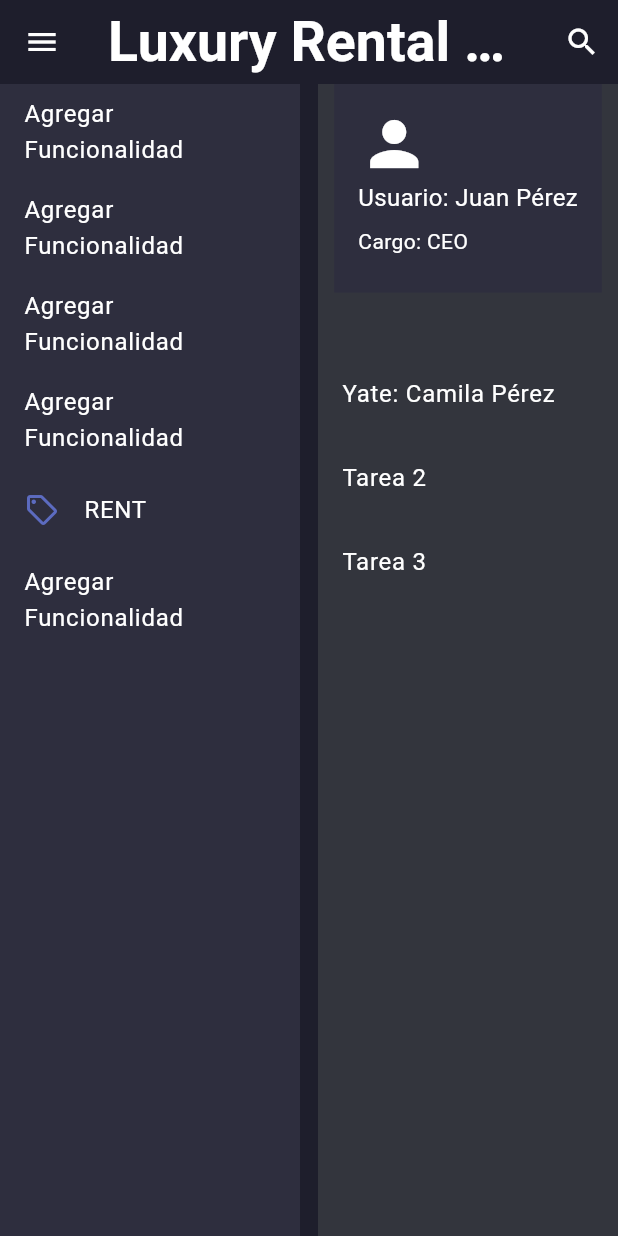
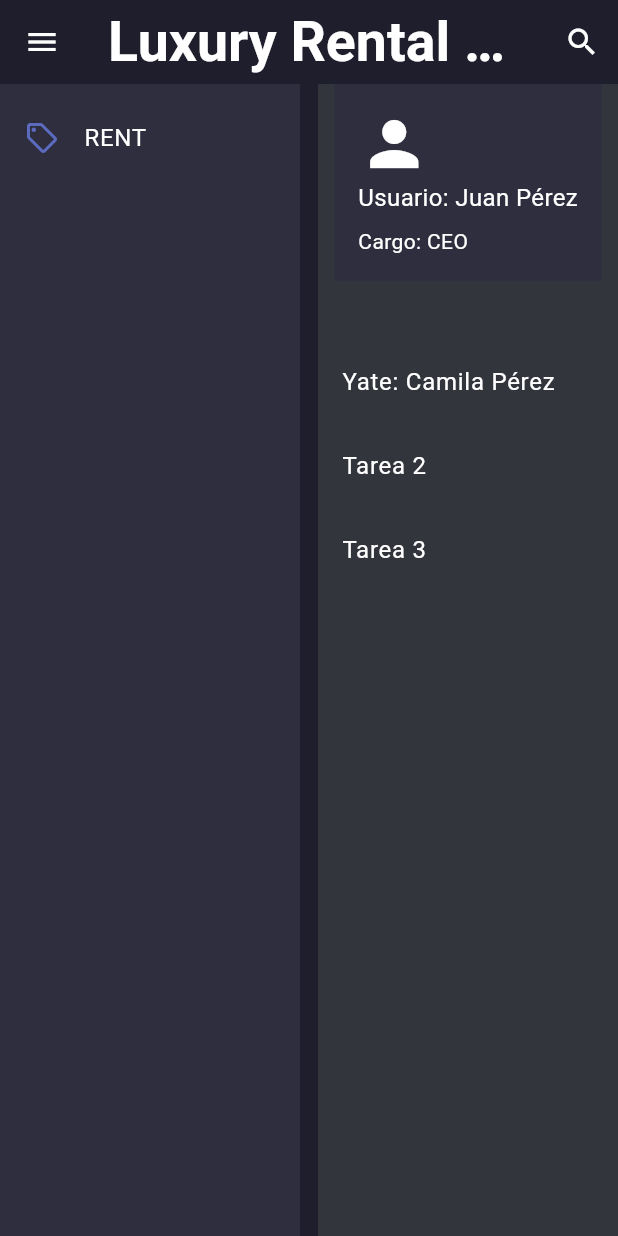
Before and after one commit to ISCOUTB/DG-LuxuryRental, a Flutter app: the screen it shows after launch, after a tap on the "login" icon, after a tap on "Sign In", on a phone screen of 412 x 824 dp. Run offline on Flutter 3.47's test engine with Material 3 defaults, Android fonts, the phone set to English and light mode, and no system bars; our stand-ins replace fl_chart, font_awesome_flutter, google_fonts.

Commit message:
ultimo cambio

```diff
--- a/lib/pages/dashboard_view.dart
+++ b/lib/pages/dashboard_view.dart
@@ -1,6 +1,7 @@
 import 'package:fl_chart/fl_chart.dart';
 import 'package:flutter/material.dart';
 import 'package:login_user/pages/YachtListPage.dart';
+import 'checkout.dart';
 
 class DashboardView extends StatelessWidget {
   const DashboardView({super.key});
@@ -76,48 +77,43 @@ class DashboardView extends StatelessWidget {
             ),
           );
         }
-        // Lógica para otros elementos del menú
       },
     );
   }
+}
 
-  // ignore: non_constant_identifier_names
-  Widget NavigationSection() {
+class NavigationSection extends StatelessWidget {
+  @override
+  Widget build(BuildContext context) {
     return Container(
       width: 200,
       color: const Color(0xFF2E2E3E),
       child: Column(
         children: [
-          const ListTile(
-            title: Text('Agregar Funcionalidad',
-                style: TextStyle(color: Colors.white)),
-          ),
-          const ListTile(
-            title: Text('Agregar Funcionalidad',
-                style: TextStyle(color: Colors.white)),
-          ),
-          const ListTile(
-            title: Text('Agregar Funcionalidad',
-                style: TextStyle(color: Colors.white)),
-          ),
-          const ListTile(
-            title: Text('Agregar Funcionalidad',
-                style: TextStyle(color: Colors.white)),
-          ),
           ListTile(
             leading: Icon(Icons.sell_outlined, color: Colors.indigo[400]),
             title: const Text('RENT', style: TextStyle(color: Colors.white)),
+            tileColor: const Color(0xFF1E1E2C),
+            shape: RoundedRectangleBorder(
+              borderRadius: BorderRadius.circular(10.0),
             ),
-          const ListTile(
-            title: Text('Agregar Funcionalidad',
-                style: TextStyle(color: Colors.white)),
+            contentPadding:
+                const EdgeInsets.symmetric(horizontal: 16.0, vertical: 8.0),
+            onTap: () {
+              Navigator.push(
+                context,
+                MaterialPageRoute(
+                  builder: (context) => CheckoutPage(),
+                ),
+              );
+            },
           ),
         ],
       ),
     );
   }
+}
 
-  // ignore: non_constant_identifier_nameWidget StatsSection() {, non_constant_identifier_names
 Widget StatsSection() {
   return Expanded(
     child: Padding(
@@ -134,8 +130,7 @@ class DashboardView extends StatelessWidget {
               ),
               const SizedBox(height: 10),
               Row(
-                  mainAxisAlignment: MainAxisAlignment
-                      .spaceBetween, // Distribuye el espacio entre las cartas
+                mainAxisAlignment: MainAxisAlignment.spaceBetween,
                 children: [
                   Expanded(
                     child: _buildStatCard(
@@ -145,7 +140,7 @@ class DashboardView extends StatelessWidget {
                       const Color.fromARGB(255, 0, 255, 64),
                     ),
                   ),
-                    const SizedBox(width: 16), // Espacio entre las cartas
+                  const SizedBox(width: 16),
                   Expanded(
                     child: _buildStatCard(
                       'Botes sin Asignar',
@@ -154,7 +149,7 @@ class DashboardView extends StatelessWidget {
                       const Color.fromARGB(255, 252, 194, 5),
                     ),
                   ),
-                    const SizedBox(width: 16), // Espacio entre las cartas
+                  const SizedBox(width: 16),
                   Expanded(
                     child: _buildStatCard(
                       'Botes Pendientes',
@@ -163,7 +158,7 @@ class DashboardView extends StatelessWidget {
                       const Color.fromARGB(255, 3, 223, 252),
                     ),
                   ),
-                    const SizedBox(width: 16), // Espacio entre las cartas
+                  const SizedBox(width: 16),
                   Expanded(
                     child: _buildStatCard(
                       'Mantenimiento',
@@ -174,20 +169,73 @@ class DashboardView extends StatelessWidget {
                   ),
                 ],
               ),
-                const SizedBox(height: 5),
-                const Text(
-                  'Estadísticas',
-                  style: TextStyle(color: Colors.white, fontSize: 22),
-                ),
-                SizedBox(
-                    height: 400,
-                    child: _buildIncomeLineChart()), // Gráfico de líneas
-                SizedBox(
-                    height: 200,
-                    child: _buildYachtBarChart()), // Gráfico de barras
+              const SizedBox(height: 20),
+              SizedBox(height: 400, child: _buildIncomeLineChart()),
+              SizedBox(height: 200, child: _buildYachtBarChart()),
             ],
           ),
         ),
+      ),
+    ),
+  );
+}
+
+Widget TodoSection() {
+  return Container(
+    width: 200,
+    color: const Color.fromARGB(255, 51, 53, 61),
+    child: Column(
+      children: [
+        Container(
+          color: const Color(0xFF2E2E3E),
+          padding: const EdgeInsets.all(16.0),
+          child: const Column(
+            crossAxisAlignment: CrossAxisAlignment.start,
+            children: [
+              Icon(Icons.person, color: Colors.white, size: 48),
+              Text('Usuario: Juan Pérez',
+                  style: TextStyle(color: Colors.white, fontSize: 16)),
+              SizedBox(height: 8),
+              Text('Cargo: CEO',
+                  style: TextStyle(color: Colors.white, fontSize: 14)),
+            ],
+          ),
+        ),
+        const SizedBox(height: 40),
+        Expanded(
+          child: ListView(
+            children: const [
+              ListTile(
+                  title: Text('Yate: Camila Pérez',
+                      style: TextStyle(color: Colors.white))),
+              ListTile(
+                  title:
+                      Text('Tarea 2', style: TextStyle(color: Colors.white))),
+              ListTile(
+                  title:
+                      Text('Tarea 3', style: TextStyle(color: Colors.white))),
+            ],
+          ),
+        ),
+      ],
+    ),
+  );
+}
+
+Widget _buildStatCard(String title, String value, IconData icon, Color color) {
+  return Card(
+    color: const Color(0xFF2E2E3E),
+    child: Padding(
+      padding: const EdgeInsets.all(16.0),
+      child: Column(
+        children: [
+          Icon(icon, color: color, size: 40),
+          const SizedBox(height: 8),
+          Text(title, style: const TextStyle(color: Colors.white)),
+          const SizedBox(height: 4),
+          Text(value,
+              style: const TextStyle(color: Colors.white, fontSize: 24)),
+        ],
       ),
     ),
   );
@@ -238,91 +286,9 @@ class DashboardView extends StatelessWidget {
       gridData: const FlGridData(show: false),
       barGroups: [
         BarChartGroupData(x: 0, barRods: [
-            BarChartRodData(toY: 5, color: Colors.red, width: 20),
-            BarChartRodData(toY: 8, color: Colors.blue, width: 20),
-            BarChartRodData(toY: 3, color: Colors.green, width: 20),
+          BarChartRodData(toY: 5, color: const Color.fromARGB(255, 243, 140, 6))
         ]),
-          BarChartGroupData(x: 1, barRods: [
-            BarChartRodData(toY: 10, color: Colors.red, width: 20),
-            BarChartRodData(toY: 12, color: Colors.blue, width: 20),
-            BarChartRodData(toY: 7, color: Colors.green, width: 20),
-          ]),
-          BarChartGroupData(x: 2, barRods: [
-            BarChartRodData(toY: 4, color: Colors.red, width: 20),
-            BarChartRodData(toY: 6, color: Colors.blue, width: 20),
-            BarChartRodData(toY: 5, color: Colors.green, width: 20),
-          ]),
-        ],
-        titlesData: const FlTitlesData(
-          leftTitles: AxisTitles(sideTitles: SideTitles(showTitles: true)),
-          bottomTitles: AxisTitles(
-              sideTitles: SideTitles(showTitles: true, reservedSize: 30)),
-        ),
-        barTouchData: BarTouchData(enabled: true),
-      ),
-    );
-  }
-
-  Widget TodoSection() {
-    return Container(
-      width: 200,
-      color: const Color.fromARGB(255, 51, 53, 61),
-      child: Column(
-        children: [
-          Container(
-            color: const Color(0xFF2E2E3E),
-            padding: const EdgeInsets.all(16.0),
-            child: const Column(
-              crossAxisAlignment: CrossAxisAlignment.start,
-              children: [
-                Icon(Icons.person, color: Colors.white, size: 48),
-                Text('Usuario: Juan Pérez',
-                    style: TextStyle(color: Colors.white, fontSize: 16)),
-                SizedBox(height: 8),
-                Text('Cargo: CEO',
-                    style: TextStyle(color: Colors.white, fontSize: 14)),
-                SizedBox(height: 8),
-              ],
-            ),
-          ),
-          const SizedBox(height: 40),
-          Expanded(
-            child: ListView(
-              children: const [
-                ListTile(
-                    title: Text('Yate: Camila Pérez',
-                        style: TextStyle(color: Colors.white))),
-                ListTile(
-                    title:
-                        Text('Tarea 2', style: TextStyle(color: Colors.white))),
-                ListTile(
-                    title:
-                        Text('Tarea 3', style: TextStyle(color: Colors.white))),
-              ],
-            ),
-          ),
       ],
     ),
   );
 }
-
-  Widget _buildStatCard(
-      String title, String value, IconData icon, Color color) {
-    return Card(
-      color: const Color(0xFF2E2E3E),
-      child: Padding(
-        padding: const EdgeInsets.all(16.0),
-        child: Column(
-          children: [
-            Icon(icon, color: color, size: 40),
-            const SizedBox(height: 8),
-            Text(title, style: const TextStyle(color: Colors.white)),
-            const SizedBox(height: 4),
-            Text(value,
-                style: const TextStyle(color: Colors.white, fontSize: 24)),
-          ],
-        ),
-      ),
-    );
-  }
-}
--- a/pubspec.yaml
+++ b/pubspec.yaml
@@ -32,12 +32,14 @@ dependencies:
     sdk: flutter
 
 
+
   # The following adds the Cupertino Icons font to your application.
   # Use with the CupertinoIcons class for iOS style icons.
   cupertino_icons: ^1.0.8
   google_fonts: ^6.2.1
   font_awesome_flutter: ^10.0.0
   fl_chart: ^0.69.0
+  url_launcher: ^6.1.7
 
 dev_dependencies:
   flutter_test:
```
Also changed, not shown: lib/pages/YachtListPage.dart (+7 -1 lines), lib/pages/checkout.dart (added, +72 -0 lines), pubspec.lock, 5 other files. Lines whose indentation alone changed are shown as unchanged.
